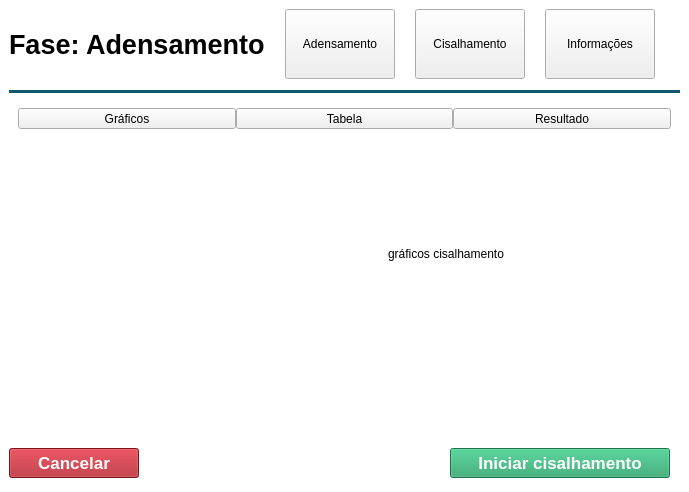
Above: Code/Interface/mainwindow.ui from Matheusodias/infralab_direct_shear_embedded_interface before the change. Below: the same form after it.
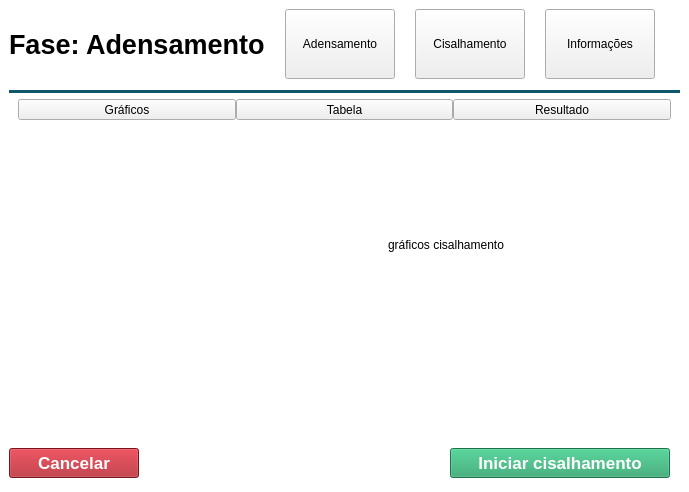
That is the form after the change. The open tabs and pages were chosen to show the change. Icons and pictures are not drawn.

The edit to the form file:
```diff
--- a/Code/Interface/mainwindow.ui
+++ b/Code/Interface/mainwindow.ui
@@ -350,6 +350,9 @@
             <string notr="true"/>
            </property>
            <layout class="QVBoxLayout" name="verticalLayout_10">
+            <property name="topMargin">
+             <number>0</number>
+            </property>
             <item>
              <layout class="QHBoxLayout" name="shearHeader_layout">
               <property name="spacing">
```
Left out of the diff: 4 changed lines with no effect on the pictures.
